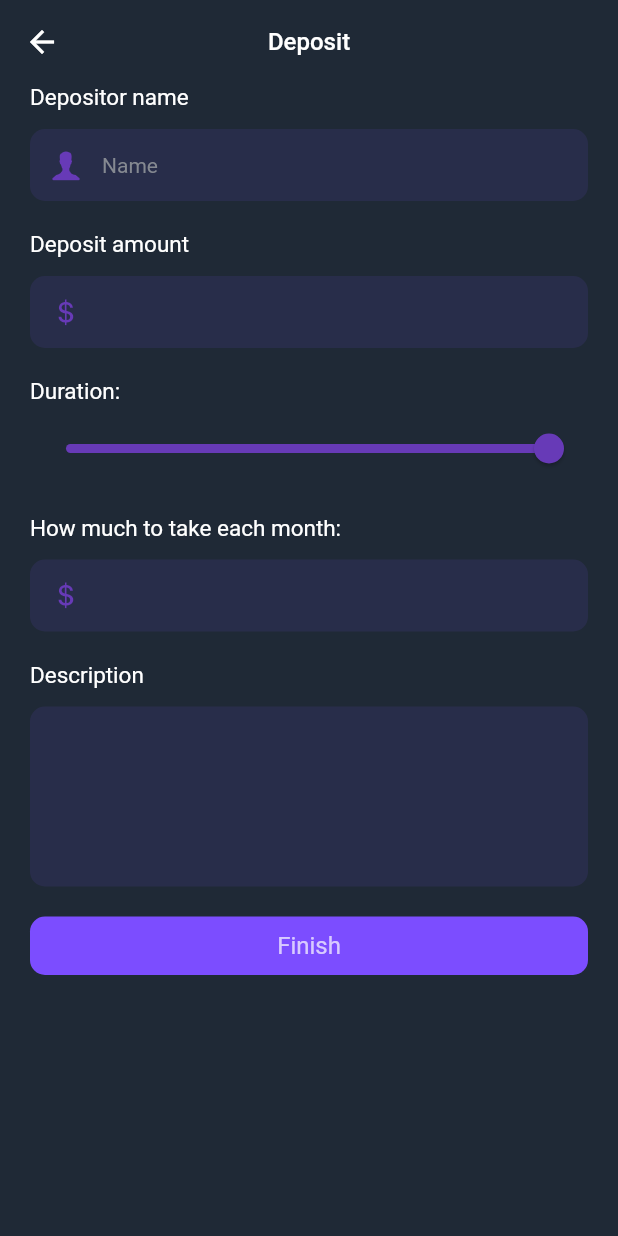
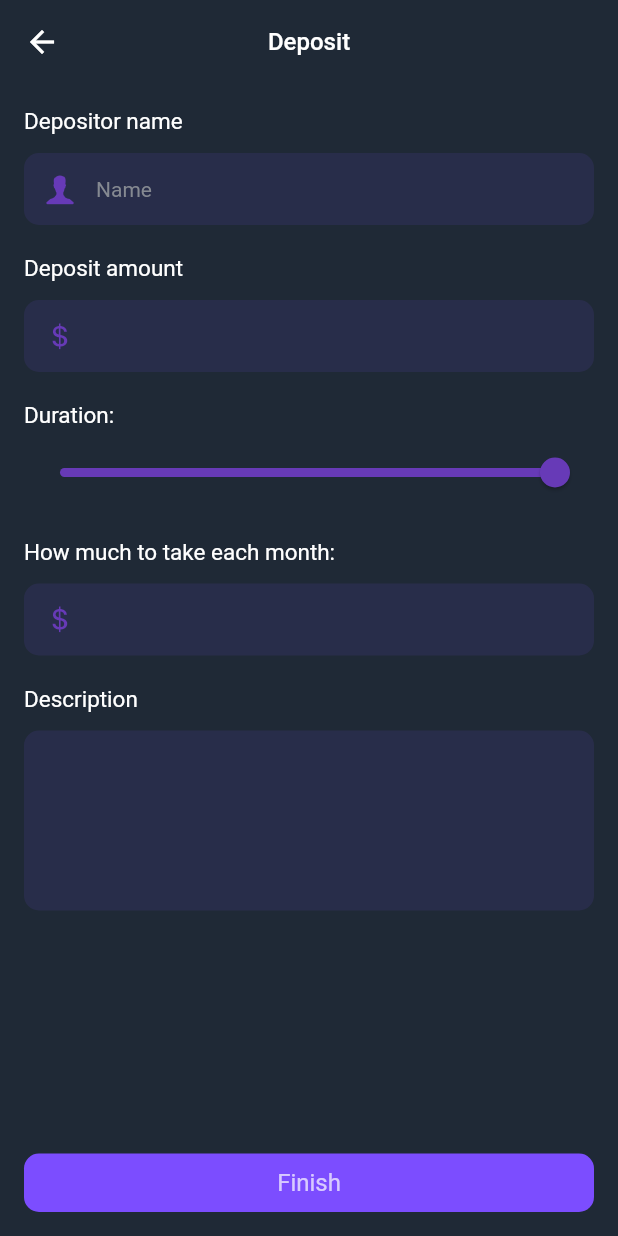
Before and after one commit to lobarashurova/bank_mobile, a Flutter app: the screen it shows after launch, after a tap on "Deposits", on a phone screen of 412 x 824 dp. Run offline on Flutter 3.47's test engine with Material 3 defaults, Android fonts, the light colour scheme and no system bars; our stand-ins replace fl_chart, flutter_svg, get_it, google_fonts, hive, image_picker and 4 more; accounts and stored records are empty.

Commit message:
fix bugs

```diff
--- a/lib/presentation/calendar/calendar_main/calendar_main_page.dart
+++ b/lib/presentation/calendar/calendar_main/calendar_main_page.dart
@@ -20,7 +20,7 @@ class _CalendarMainPageState extends State<CalendarMainPage> {
   late final ValueNotifier<List<Event>> _selectedEvents;
   CalendarFormat _calendarFormat = CalendarFormat.month;
   RangeSelectionMode _rangeSelectionMode = RangeSelectionMode
-      .toggledOff; // Can be toggled on/off by longpressing a date
+      .toggledOff;
   DateTime _focusedDay = DateTime.now();
   DateTime? _selectedDay;
   DateTime? _rangeStart;
--- a/lib/presentation/main/home/deposit/deposit_page.dart
+++ b/lib/presentation/main/home/deposit/deposit_page.dart
@@ -1,4 +1,3 @@
-import 'package:bank_mobile/app/common/widgets/base_app_bar.dart';
 import 'package:bank_mobile/extensions/text_extensions.dart';
 import 'package:bank_mobile/extensions/widget.dart';
 import 'package:flutter/cupertino.dart';
@@ -17,6 +16,7 @@ class _DepositPageState extends State<DepositPage> {
   TextEditingController cardNumber = TextEditingController();
   TextEditingController sum = TextEditingController();
   double currencyValue = 100;
+
   @override
   Widget build(BuildContext context) {
     return Scaffold(
@@ -25,14 +25,13 @@ class _DepositPageState extends State<DepositPage> {
         title: "Deposit".s(16),
       ),
       body: Padding(
-        padding: const EdgeInsets.symmetric(horizontal: 20),
+        padding: const EdgeInsets.all(16),
         child: Column(
           crossAxisAlignment: CrossAxisAlignment.start,
           children: [
             "Depositor name".s(15).c(Colors.white),
             12.kh,
             CommonTextField(
-              controller: cardNumber,
               background: Colors.deepPurpleAccent.withOpacity(0.1),
               prefixIcon: const Icon(
                 CupertinoIcons.person_alt,
@@ -49,7 +48,6 @@ class _DepositPageState extends State<DepositPage> {
             "Deposit amount".s(15).c(Colors.white),
             12.kh,
             CommonTextField(
-              controller: cardNumber,
               background: Colors.deepPurpleAccent.withOpacity(0.1),
               prefixIcon: const Icon(
                 CupertinoIcons.money_dollar,
@@ -90,7 +88,6 @@ class _DepositPageState extends State<DepositPage> {
             "How much to take each month:".s(15).c(Colors.white),
             12.kh,
             CommonTextField(
-              controller: cardNumber,
               background: Colors.deepPurpleAccent.withOpacity(0.1),
               prefixIcon: const Icon(
                 CupertinoIcons.money_dollar,
@@ -108,14 +105,12 @@ class _DepositPageState extends State<DepositPage> {
             CommonTextField(
               maxLines: 7,
               minLines: 6,
-              controller: cardNumber,
               background: Colors.deepPurpleAccent.withOpacity(0.1),
               keyboardType: TextInputType.number,
               enabled: true,
               enabledBorderColor: Colors.deepPurpleAccent,
             ),
-            20.kh,
-
+            Spacer(),
             InkWell(
               onTap: () {
                 Navigator.pop(context);
@@ -124,7 +119,7 @@ class _DepositPageState extends State<DepositPage> {
               child: Container(
                 alignment: Alignment.center,
                 padding:
-                const EdgeInsets.symmetric(horizontal: 10, vertical: 10),
+                    const EdgeInsets.symmetric(horizontal: 10, vertical: 10),
                 decoration: const BoxDecoration(
                     color: Colors.deepPurpleAccent,
                     borderRadius: BorderRadius.all(Radius.circular(10))),
--- a/lib/presentation/main/home/home_page.dart
+++ b/lib/presentation/main/home/home_page.dart
@@ -140,6 +140,7 @@ class _HomePageState extends State<HomePage> {
                     );
                   },
                 ),
+                16.kh,
                 Row(
                   mainAxisAlignment: MainAxisAlignment.spaceBetween,
                   children: [
@@ -152,15 +153,16 @@ class _HomePageState extends State<HomePage> {
                         });
                       },
                       child: expend
-                          ? "expend".s(20).c(Colors.white)
-                          : "shorten".s(20).c(Colors.white),
+                          ? "expend".s(14).c(Colors.white).w(500)
+                          : "shorten".s(14).c(Colors.white).w(500),
                     )
                   ],
                 ),
+                16.kh,
                 ListView.builder(
                     physics: NeverScrollableScrollPhysics(),
                     shrinkWrap: true,
-                    itemCount: expend ? 3 : 10,
+                    itemCount: expend ? 2 : 10,
                     itemBuilder: (context, i) {
                       return Padding(
                         padding: const EdgeInsets.symmetric(vertical: 5),
@@ -171,13 +173,15 @@ class _HomePageState extends State<HomePage> {
                           decoration: BoxDecoration(
                               color: Colors.deepPurpleAccent.withOpacity(0.1),
                               borderRadius:
-                              const BorderRadius.all(Radius.circular(10))),
+                                  const BorderRadius.all(Radius.circular(10))),
                           child: Column(
                             crossAxisAlignment: CrossAxisAlignment.start,
                             children: [
                               Row(
                                 children: [
-                                  const Badge(backgroundColor: Colors.green,),
+                                  const Badge(
+                                    backgroundColor: Colors.green,
+                                  ),
                                   " News".s(18).c(Colors.green),
                                 ],
                               ),
```
Also changed, not shown: lib/presentation/main/home/credit/credit_page.dart (+2 -6 lines).
